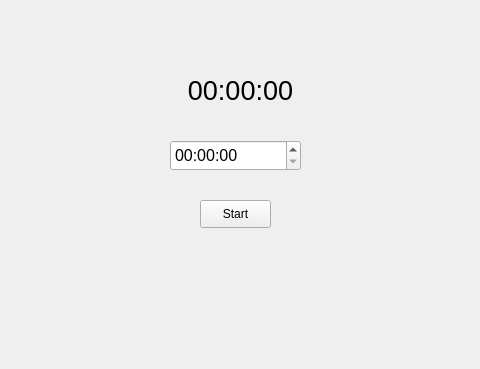
Qt form task2/Timer/mainwindow.ui (tinrael/tasks) before a commit; both pictures show x 140 to 620 and y 0 to 369 of the 800 by 600 pixel window.
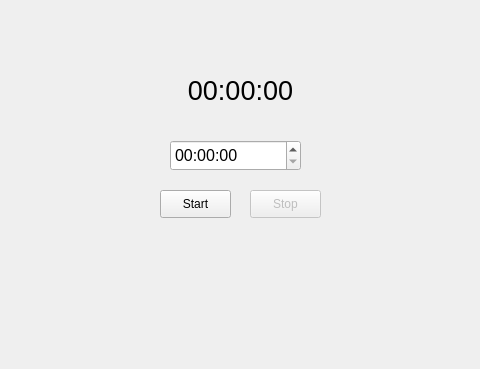
The same form after that commit.

Commit message: Added the stop button

```diff
--- a/task2/Timer/mainwindow.ui
+++ b/task2/Timer/mainwindow.ui
@@ -41,8 +41,8 @@
    <widget class="QPushButton" name="pbStart">
     <property name="geometry">
      <rect>
-      <x>340</x>
-      <y>200</y>
+      <x>300</x>
+      <y>190</y>
       <width>71</width>
       <height>28</height>
      </rect>
@@ -72,6 +72,22 @@
      <set>Qt::AlignCenter</set>
     </property>
    </widget>
+   <widget class="QPushButton" name="pbStop">
+    <property name="enabled">
+     <bool>false</bool>
+    </property>
+    <property name="geometry">
+     <rect>
+      <x>390</x>
+      <y>190</y>
+      <width>71</width>
+      <height>28</height>
+     </rect>
+    </property>
+    <property name="text">
+     <string>Stop</string>
+    </property>
+   </widget>
   </widget>
   <widget class="QMenuBar" name="menubar">
    <property name="geometry">
```
The commit also changes 2 other files.
